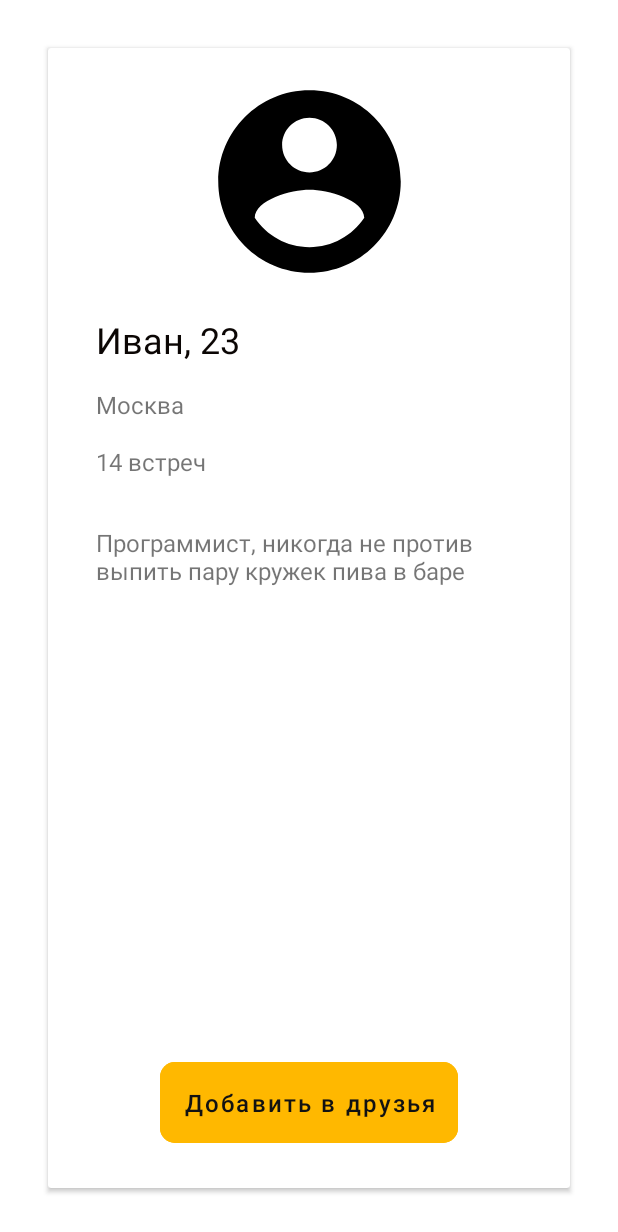
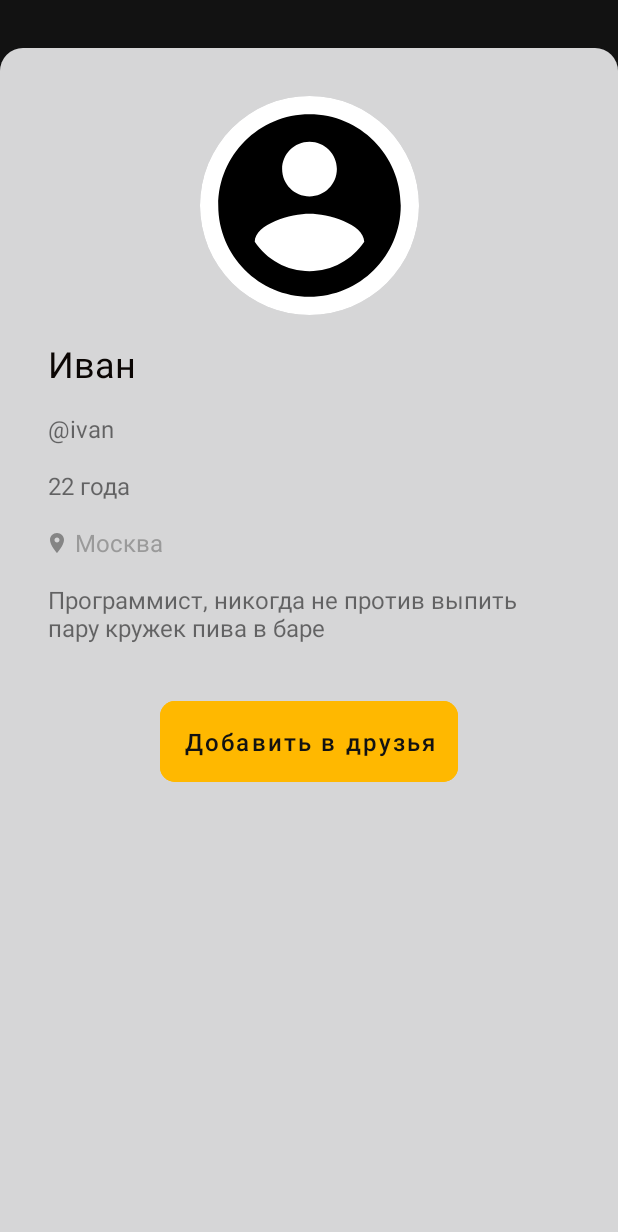
Before and after one commit to julia-black/Lume, an Android app: the layout fragment_person.xml on its own in the app's theme, with its tools: preview values and no code run, on a phone screen of 412 x 824 dp. Shown: the top 1232 px of the screen. Run offline under Robolectric (Android 15) with nearby library versions, the phone set to English and light mode, and no system bars.

Commit message:
Fixed person fragment

```diff
--- a/app/src/main/java/com/singlelab/lume/ui/person/PersonFragment.kt
+++ b/app/src/main/java/com/singlelab/lume/ui/person/PersonFragment.kt
@@ -44,7 +44,9 @@ class PersonFragment : BaseFragment(), PersonView {
     }
 
     override fun showProfile(profile: Profile) {
-        name_age.text = "${profile.name}, ${profile.age}"
+        name.text = profile.name
+        login.text = "@${profile.login}"
+        age.text = resources.getQuantityString(R.plurals.age_plurals, profile.age, profile.age)
         description.text = profile.description
         city.text = profile.cityName
         if (!profile.imageContentUid.isNullOrEmpty()) {
--- a/app/src/main/res/layout/fragment_person.xml
+++ b/app/src/main/res/layout/fragment_person.xml
@@ -1,11 +1,18 @@
 <?xml version="1.0" encoding="utf-8"?>
-<androidx.cardview.widget.CardView xmlns:android="http://schemas.android.com/apk/res/android"
+<LinearLayout xmlns:android="http://schemas.android.com/apk/res/android"
     xmlns:app="http://schemas.android.com/apk/res-auto"
     xmlns:tools="http://schemas.android.com/tools"
     android:layout_width="match_parent"
     android:layout_height="match_parent"
-    android:layout_margin="@dimen/margin_large"
-    android:elevation="2dp">
+    android:background="@color/colorBackground"
+    android:orientation="vertical">
+
+    <androidx.core.widget.NestedScrollView
+        android:layout_width="match_parent"
+        android:layout_height="match_parent"
+        android:layout_marginTop="@dimen/margin_large"
+        android:background="@drawable/shape_card"
+        android:scrollbars="vertical">
 
         <androidx.constraintlayout.widget.ConstraintLayout
             android:layout_width="match_parent"
@@ -16,6 +23,7 @@
                 android:id="@+id/card_image"
                 android:layout_width="146dp"
                 android:layout_height="146dp"
+                android:layout_marginTop="@dimen/margin_medium"
                 app:cardCornerRadius="73dp"
                 app:cardElevation="0dp"
                 app:layout_constraintLeft_toLeftOf="parent"
@@ -31,30 +39,65 @@
             </androidx.cardview.widget.CardView>
 
             <TextView
-            android:id="@+id/name_age"
+                android:id="@+id/name"
                 android:layout_width="match_parent"
                 android:layout_height="wrap_content"
                 android:layout_margin="@dimen/margin_medium"
                 android:textColor="@color/colorPrimaryDark"
                 android:textSize="@dimen/text_size_large"
                 app:layout_constraintTop_toBottomOf="@id/card_image"
-            tools:text="Иван, 23" />
+                tools:text="Иван" />
 
             <TextView
-            android:id="@+id/city"
+                android:id="@+id/login"
                 android:layout_width="match_parent"
                 android:layout_height="wrap_content"
                 android:layout_margin="@dimen/margin_medium"
                 android:textSize="@dimen/text_size_standart"
-            app:layout_constraintTop_toBottomOf="@id/name_age"
+                app:layout_constraintTop_toBottomOf="@id/name"
+                tools:text="\@ivan" />
+
+            <TextView
+                android:id="@+id/age"
+                android:layout_width="match_parent"
+                android:layout_height="wrap_content"
+                android:layout_margin="@dimen/margin_medium"
+                android:textSize="@dimen/text_size_standart"
+                app:layout_constraintTop_toBottomOf="@id/login"
+                tools:text="22 года" />
+
+            <ImageView
+                android:id="@+id/icon_city"
+                android:layout_width="16dp"
+                android:layout_height="wrap_content"
+                android:layout_marginStart="14dp"
+                android:src="@drawable/ic_place_profile"
+                app:layout_constraintBottom_toBottomOf="@id/city"
+                app:layout_constraintStart_toStartOf="parent"
+                app:layout_constraintTop_toTopOf="@id/city" />
+
+            <TextView
+                android:id="@+id/city"
+                android:layout_width="0dp"
+                android:layout_height="wrap_content"
+                android:layout_marginStart="@dimen/margin_very_small"
+                android:layout_marginTop="@dimen/margin_medium"
+                android:layout_marginEnd="@dimen/margin_medium"
+                android:textColor="@color/colorGray"
+                android:textSize="@dimen/text_size_standart"
+                app:layout_constraintEnd_toEndOf="parent"
+                app:layout_constraintStart_toEndOf="@id/icon_city"
+                app:layout_constraintTop_toBottomOf="@id/age"
                 tools:text="Москва" />
 
             <TextView
                 android:id="@+id/count_events"
                 android:layout_width="match_parent"
                 android:layout_height="wrap_content"
-            android:layout_margin="@dimen/margin_medium"
+                android:layout_marginStart="@dimen/margin_medium"
+                android:layout_marginTop="@dimen/margin_medium"
                 android:textSize="@dimen/text_size_standart"
+                android:visibility="gone"
                 app:layout_constraintTop_toBottomOf="@id/city"
                 tools:text="14 встреч" />
 
@@ -62,8 +105,7 @@
                 android:id="@+id/description"
                 android:layout_width="match_parent"
                 android:layout_height="wrap_content"
-            android:layout_marginStart="@dimen/margin_medium"
-            android:layout_marginTop="@dimen/margin_large"
+                android:layout_margin="@dimen/margin_medium"
                 android:textSize="16sp"
                 app:layout_constraintTop_toBottomOf="@id/count_events"
                 tools:text="Программист, никогда не против выпить пару кружек пива в баре" />
@@ -73,16 +115,15 @@
                 style="@style/ButtonStyle"
                 android:layout_width="wrap_content"
                 android:layout_height="wrap_content"
-            android:layout_gravity="center_horizontal"
-            android:layout_margin="@dimen/margin_small"
+                android:layout_marginTop="@dimen/margin_large"
                 android:clickable="true"
                 android:focusable="true"
                 android:text="@string/add_to_friends"
                 android:textAllCaps="false"
                 android:visibility="gone"
-            app:layout_constraintBottom_toBottomOf="parent"
                 app:layout_constraintEnd_toEndOf="parent"
                 app:layout_constraintStart_toStartOf="parent"
+                app:layout_constraintTop_toBottomOf="@id/description"
                 tools:visibility="visible" />
 
             <Button
@@ -90,16 +131,17 @@
                 style="@style/ButtonStyle"
                 android:layout_width="wrap_content"
                 android:layout_height="wrap_content"
-            android:layout_gravity="center_horizontal"
-            android:layout_margin="@dimen/margin_small"
+                android:layout_margin="@dimen/margin_large"
                 android:clickable="true"
                 android:focusable="true"
                 android:text="@string/remove_from_friends"
                 android:textAllCaps="false"
                 android:visibility="gone"
-            app:layout_constraintBottom_toBottomOf="parent"
                 app:layout_constraintEnd_toEndOf="parent"
-            app:layout_constraintStart_toStartOf="parent" />
+                app:layout_constraintStart_toStartOf="parent"
+                app:layout_constraintTop_toBottomOf="@id/description" />
 
         </androidx.constraintlayout.widget.ConstraintLayout>
-</androidx.cardview.widget.CardView>
+
+    </androidx.core.widget.NestedScrollView>
+</LinearLayout>
```
Lines whose indentation alone changed are shown as unchanged.
